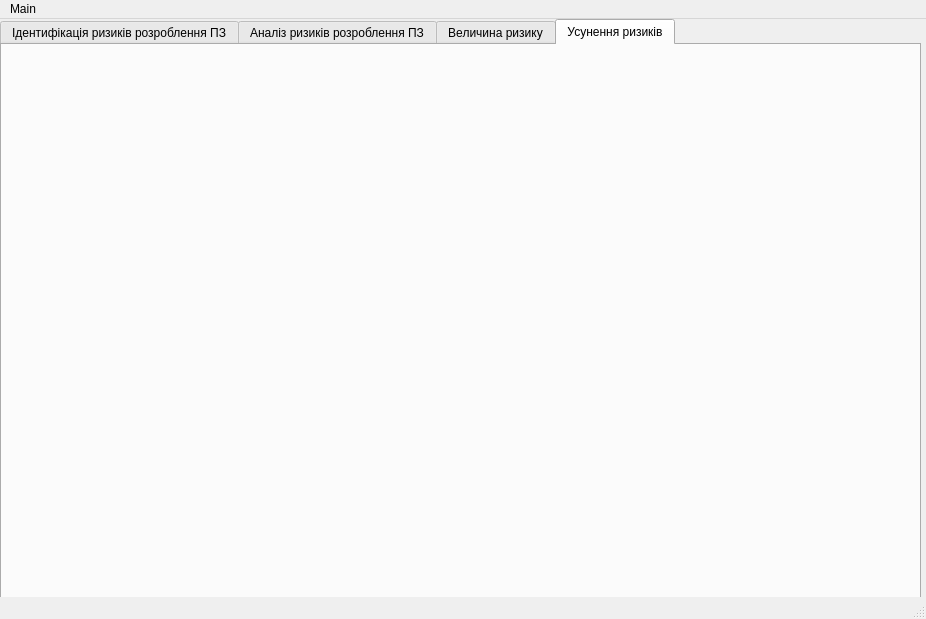
Qt form main.ui (Spalletto/risk_management) before a commit.
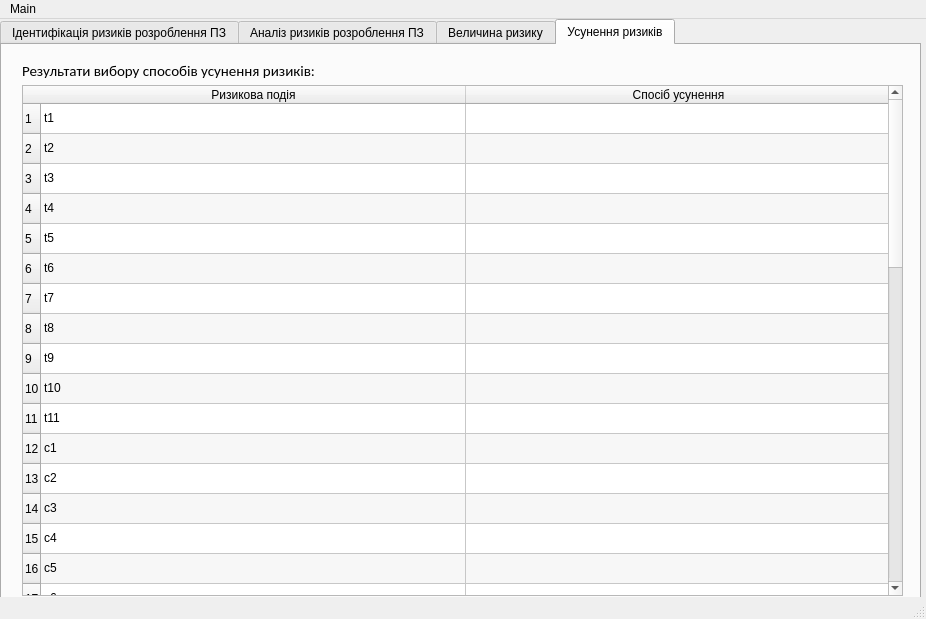
The same form after that commit. The open tabs and pages were chosen to show the change.

Commit message: added solution table

What changed in the file:
```diff
--- a/main.ui
+++ b/main.ui
@@ -6898,7 +6898,525 @@
        <zorder>label_193</zorder>
        <zorder>show_risk_decrease_table_button</zorder>
       </widget>
-      <widget class="QWidget" name="page_8"/>
+      <widget class="QWidget" name="page_8">
+       <widget class="QLabel" name="label_58">
+        <property name="geometry">
+         <rect>
+          <x>10</x>
+          <y>0</y>
+          <width>641</width>
+          <height>31</height>
+         </rect>
+        </property>
+        <property name="font">
+         <font>
+          <family>Calibri</family>
+          <pointsize>11</pointsize>
+         </font>
+        </property>
+        <property name="text">
+         <string>Результати вибору способів усунення ризиків:</string>
+        </property>
+       </widget>
+       <widget class="QTableWidget" name="risk_solution_table">
+        <property name="geometry">
+         <rect>
+          <x>10</x>
+          <y>30</y>
+          <width>881</width>
+          <height>511</height>
+         </rect>
+        </property>
+        <property name="verticalScrollBarPolicy">
+         <enum>Qt::ScrollBarAsNeeded</enum>
+        </property>
+        <property name="horizontalScrollBarPolicy">
+         <enum>Qt::ScrollBarAlwaysOff</enum>
+        </property>
+        <property name="editTriggers">
+         <set>QAbstractItemView::NoEditTriggers</set>
+        </property>
+        <property name="alternatingRowColors">
+         <bool>true</bool>
+        </property>
+        <attribute name="horizontalHeaderMinimumSectionSize">
+         <number>48</number>
+        </attribute>
+        <attribute name="horizontalHeaderDefaultSectionSize">
+         <number>425</number>
+        </attribute>
+        <row>
+         <property name="text">
+          <string>1</string>
+         </property>
+        </row>
+        <row>
+         <property name="text">
+          <string>2</string>
+         </property>
+        </row>
+        <row>
+         <property name="text">
+          <string>3</string>
+         </property>
+        </row>
+        <row>
+         <property name="text">
+          <string>4</string>
+         </property>
+        </row>
+        <row>
+         <property name="text">
+          <string>5</string>
+         </property>
+        </row>
+        <row>
+         <property name="text">
+          <string>6</string>
+         </property>
+        </row>
+        <row>
+         <property name="text">
+          <string>7</string>
+         </property>
+        </row>
+        <row>
+         <property name="text">
+          <string>8</string>
+         </property>
+        </row>
+        <row>
+         <property name="text">
+          <string>9</string>
+         </property>
+        </row>
+        <row>
+         <property name="text">
+          <string>10</string>
+         </property>
+        </row>
+        <row>
+         <property name="text">
+          <string>11</string>
+         </property>
+        </row>
+        <row>
+         <property name="text">
+          <string>12</string>
+         </property>
+        </row>
+        <row>
+         <property name="text">
+          <string>13</string>
+         </property>
+        </row>
+        <row>
+         <property name="text">
+          <string>14</string>
+         </property>
+        </row>
+        <row>
+         <property name="text">
+          <string>15</string>
+         </property>
+        </row>
+        <row>
+         <property name="text">
+          <string>16</string>
+         </property>
+        </row>
+        <row>
+         <property name="text">
+          <string>17</string>
+         </property>
+        </row>
+        <row>
+         <property name="text">
+          <string>18</string>
+         </property>
+        </row>
+        <row>
+         <property name="text">
+          <string>19</string>
+         </property>
+        </row>
+        <row>
+         <property name="text">
+          <string>20</string>
+         </property>
+        </row>
+        <row>
+         <property name="text">
+          <string>21</string>
+         </property>
+        </row>
+        <row>
+         <property name="text">
+          <string>22</string>
+         </property>
+        </row>
+        <row>
+         <property name="text">
+          <string>23</string>
+         </property>
+        </row>
+        <row>
+         <property name="text">
+          <string>24</string>
+         </property>
+        </row>
+        <row>
+         <property name="text">
+          <string>25</string>
+         </property>
+        </row>
+        <row>
+         <property name="text">
+          <string>26</string>
+         </property>
+        </row>
+        <row>
+         <property name="text">
+          <string>27</string>
+         </property>
+        </row>
+        <row>
+         <property name="text">
+          <string>28</string>
+         </property>
+        </row>
+        <row>
+         <property name="text">
+          <string>29</string>
+         </property>
+        </row>
+        <row>
+         <property name="text">
+          <string>30</string>
+         </property>
+        </row>
+        <row>
+         <property name="text">
+          <string>31</string>
+         </property>
+        </row>
+        <row>
+         <property name="text">
+          <string>32</string>
+         </property>
+        </row>
+        <row>
+         <property name="text">
+          <string>33</string>
+         </property>
+        </row>
+        <row>
+         <property name="text">
+          <string>34</string>
+         </property>
+        </row>
+        <row>
+         <property name="text">
+          <string>35</string>
+         </property>
+        </row>
+        <row>
+         <property name="text">
+          <string>36</string>
+         </property>
+        </row>
+        <row>
+         <property name="text">
+          <string>37</string>
+         </property>
+        </row>
+        <row>
+         <property name="text">
+          <string>38</string>
+         </property>
+        </row>
+        <row>
+         <property name="text">
+          <string>39</string>
+         </property>
+        </row>
+        <row>
+         <property name="text">
+          <string>40</string>
+         </property>
+        </row>
+        <row>
+         <property name="text">
+          <string>41</string>
+         </property>
+        </row>
+        <row>
+         <property name="text">
+          <string>42</string>
+         </property>
+        </row>
+        <row>
+         <property name="text">
+          <string>43</string>
+         </property>
+        </row>
+        <row>
+         <property name="text">
+          <string>44</string>
+         </property>
+        </row>
+        <row>
+         <property name="text">
+          <string>45</string>
+         </property>
+        </row>
+        <row>
+         <property name="text">
+          <string>46</string>
+         </property>
+        </row>
+        <column>
+         <property name="text">
+          <string>Ризикова подія</string>
+         </property>
+        </column>
+        <column>
+         <property name="text">
+          <string>Спосіб усунення</string>
+         </property>
+        </column>
+        <item row="0" column="0">
+         <property name="text">
+          <string>t1</string>
+         </property>
+        </item>
+        <item row="1" column="0">
+         <property name="text">
+          <string>t2</string>
+         </property>
+        </item>
+        <item row="2" column="0">
+         <property name="text">
+          <string>t3</string>
+         </property>
+        </item>
+        <item row="3" column="0">
+         <property name="text">
+          <string>t4</string>
+         </property>
+        </item>
+        <item row="4" column="0">
+         <property name="text">
+          <string>t5</string>
+         </property>
+        </item>
+        <item row="5" column="0">
+         <property name="text">
+          <string>t6</string>
+         </property>
+        </item>
+        <item row="6" column="0">
+         <property name="text">
+          <string>t7</string>
+         </property>
+        </item>
+        <item row="7" column="0">
+         <property name="text">
+          <string>t8</string>
+         </property>
+        </item>
+        <item row="8" column="0">
+         <property name="text">
+          <string>t9</string>
+         </property>
+        </item>
+        <item row="9" column="0">
+         <property name="text">
+          <string>t10</string>
+         </property>
+        </item>
+        <item row="10" column="0">
+         <property name="text">
+          <string>t11</string>
+         </property>
+        </item>
+        <item row="11" column="0">
+         <property name="text">
+          <string>c1</string>
+         </property>
+        </item>
+        <item row="12" column="0">
+         <property name="text">
+          <string>c2</string>
+         </property>
+        </item>
+        <item row="13" column="0">
+         <property name="text">
+          <string>c3</string>
+         </property>
+        </item>
+        <item row="14" column="0">
+         <property name="text">
+          <string>c4</string>
+         </property>
+        </item>
+        <item row="15" column="0">
+         <property name="text">
+          <string>c5</string>
+         </property>
+        </item>
+        <item row="16" column="0">
+         <property name="text">
+          <string>c6</string>
+         </property>
+        </item>
+        <item row="17" column="0">
+         <property name="text">
+          <string>c7</string>
+         </property>
+        </item>
+        <item row="18" column="0">
+         <property name="text">
+          <string>c8</string>
+         </property>
+        </item>
+        <item row="19" column="0">
+         <property name="text">
+          <string>p1</string>
+         </property>
+        </item>
+        <item row="20" column="0">
+         <property name="text">
+          <string>p2</string>
+         </property>
+        </item>
+        <item row="21" column="0">
+         <property name="text">
+          <string>p3</string>
+         </property>
+        </item>
+        <item row="22" column="0">
+         <property name="text">
+          <string>p4</string>
+         </property>
+        </item>
+        <item row="23" column="0">
+         <property name="text">
+          <string>p5</string>
+         </property>
+        </item>
+        <item row="24" column="0">
+         <property name="text">
+          <string>p6</string>
+         </property>
+        </item>
+        <item row="25" column="0">
+         <property name="text">
+          <string>p7</string>
+         </property>
+        </item>
+        <item row="26" column="0">
+         <property name="text">
+          <string>p8</string>
+         </property>
+        </item>
+        <item row="27" column="0">
+         <property name="text">
+          <string>p9</string>
+         </property>
+        </item>
+        <item row="28" column="0">
+         <property name="text">
+          <string>p10</string>
+         </property>
+        </item>
+        <item row="29" column="0">
+         <property name="text">
+          <string>p11</string>
+         </property>
+        </item>
+        <item row="30" column="0">
+         <property name="text">
+          <string>m1</string>
+         </property>
+        </item>
+        <item row="31" column="0">
+         <property name="text">
+          <string>m2</string>
+         </property>
+        </item>
+        <item row="32" column="0">
+         <property name="text">
+          <string>m3</string>
+         </property>
+        </item>
+        <item row="33" column="0">
+         <property name="text">
+          <string>m4</string>
+         </property>
+        </item>
+        <item row="34" column="0">
+         <property name="text">
+          <string>m5</string>
+         </property>
+        </item>
+        <item row="35" column="0">
+         <property name="text">
+          <string>m6</string>
+         </property>
+        </item>
+        <item row="36" column="0">
+         <property name="text">
+          <string>m7</string>
+         </property>
+        </item>
+        <item row="37" column="0">
+         <property name="text">
+          <string>m8</string>
+         </property>
+        </item>
+        <item row="38" column="0">
+         <property name="text">
+          <string>m9</string>
+         </property>
+        </item>
+        <item row="39" column="0">
+         <property name="text">
+          <string>m10</string>
+         </property>
+        </item>
+        <item row="40" column="0">
+         <property name="text">
+          <string>m11</string>
+         </property>
+        </item>
+        <item row="41" column="0">
+         <property name="text">
+          <string>m12</string>
+         </property>
+        </item>
+        <item row="42" column="0">
+         <property name="text">
+          <string>m13</string>
+         </property>
+        </item>
+        <item row="43" column="0">
+         <property name="text">
+          <string>m14</string>
+         </property>
+        </item>
+        <item row="44" column="0">
+         <property name="text">
+          <string>m15</string>
+         </property>
+        </item>
+        <item row="45" column="0">
+         <property name="text">
+          <string>m16</string>
+         </property>
+        </item>
+       </widget>
+      </widget>
      </widget>
     </widget>
    </widget>
```
Left out of the diff: 4 changed lines with no effect on the pictures. The commit also changes 1 other file.
